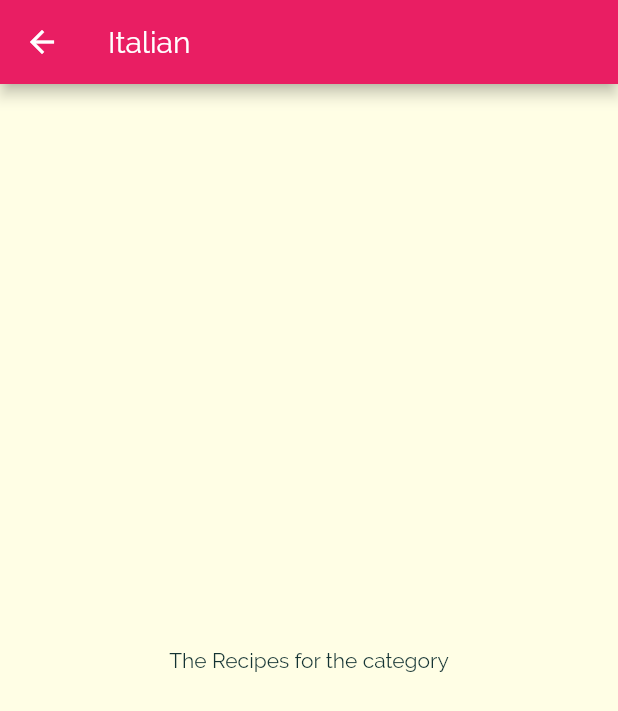
After one commit to snarksliveshere/simple_food_app, a Flutter app: the screen it shows after launch, after a tap on "Italian", on a phone screen of 412 x 824 dp. The commit adds this screen. Shown: the top 711 px of the screen. Run offline on Flutter 3.47's test engine with Material 2 defaults, Android fonts, the phone set to English and light mode, and no system bars.

Commit message:
add item pages

```diff
--- a/lib/categories_screen.dart
+++ b/lib/categories_screen.dart
@@ -13,13 +13,13 @@ class CategoriesScreen extends StatelessWidget {
       body: GridView(
         padding: const EdgeInsets.all(25),
         gridDelegate: SliverGridDelegateWithMaxCrossAxisExtent(
-          maxCrossAxisExtent: 200,
-          childAspectRatio: 3/2,
-          crossAxisSpacing: 20,
-          mainAxisSpacing: 20
-        ),
+            maxCrossAxisExtent: 200,
+            childAspectRatio: 3 / 2,
+            crossAxisSpacing: 20,
+            mainAxisSpacing: 20),
         children: DUMMY_CATEGORIES
             .map((cat) => CategoryItem(
+                  id: cat.id,
                   title: cat.title,
                   color: cat.color,
                 ))
--- a/lib/category_item.dart
+++ b/lib/category_item.dart
@@ -1,14 +1,31 @@
 import 'package:flutter/material.dart';
 
+import './category_meals_screen.dart';
+
 class CategoryItem extends StatelessWidget {
+  final String id;
   final String title;
   final Color color;
 
-  const CategoryItem({@required this.title, @required this.color});
+  const CategoryItem({@required this.id, @required this.title, @required this.color});
+
+  void selectCategory(BuildContext ctx) {
+    Navigator.of(ctx).push(
+      MaterialPageRoute(
+        builder: (_) {
+          return CategoryMealsScreen(this.id, this.title);
+        },
+      ),
+    );
+  }
 
   @override
   Widget build(BuildContext context) {
-    return Container(
+    return InkWell(
+      onTap: () => selectCategory(context),
+      splashColor: Theme.of(context).primaryColor,
+      borderRadius: BorderRadius.circular(15),
+      child: Container(
         padding: const EdgeInsets.all(15.0),
         child: Text(
           this.title,
@@ -20,6 +37,7 @@ class CategoryItem extends StatelessWidget {
                 begin: Alignment.topLeft,
                 end: Alignment.bottomRight),
             borderRadius: BorderRadius.circular(15.0)),
+      ),
     );
   }
 }
--- /dev/null
+++ b/lib/category_meals_screen.dart
@@ -0,0 +1,21 @@
+import 'package:flutter/material.dart';
+
+class CategoryMealsScreen extends StatelessWidget {
+  final String categoryId;
+  final String categoryTitle;
+
+
+  CategoryMealsScreen(this.categoryId, this.categoryTitle);
+
+  @override
+  Widget build(BuildContext context) {
+    return Scaffold(
+      appBar: AppBar(
+        title: Text(this.categoryTitle),
+      ),
+      body: Center(
+        child: Text('The Recipes for the category'),
+      ),
+    );
+  }
+}
```
Lines whose indentation alone changed are shown as unchanged.
